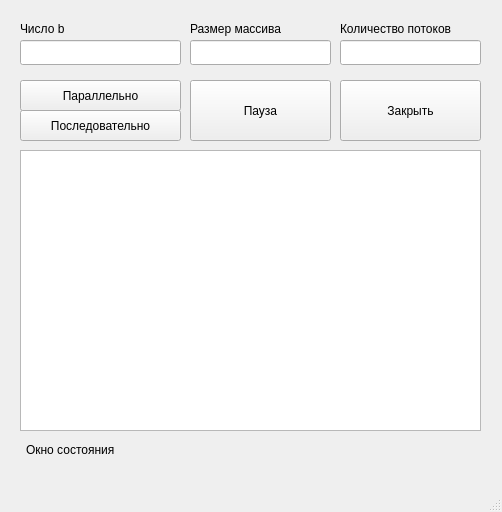
First picture: the form in mainwindow.ui, repository badl0ck/cource, before the edit.
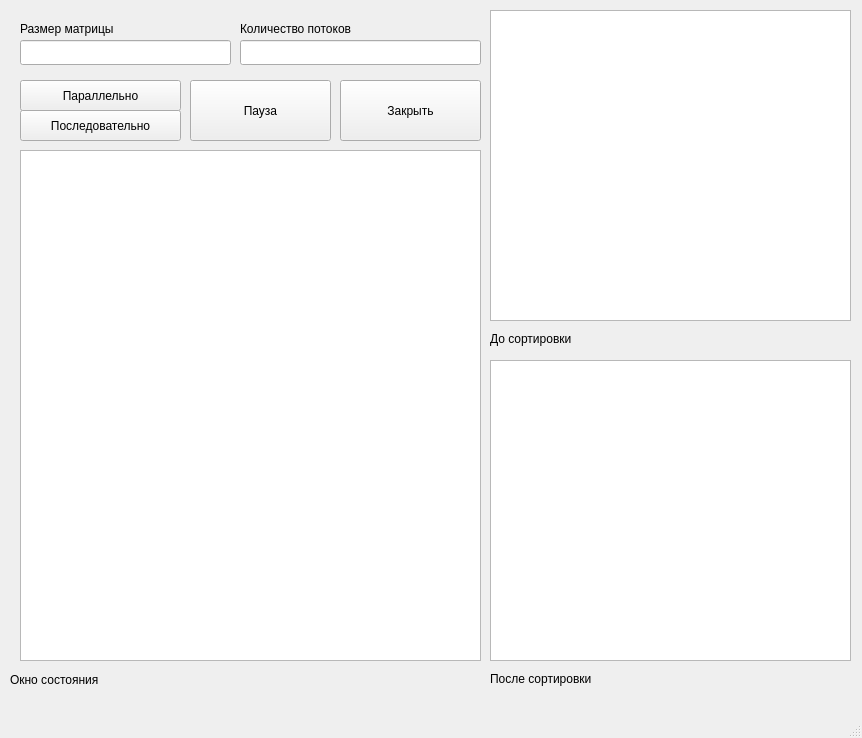
Second picture: the form after the edit.

Commit message: created new windows with sorting result output

```diff
--- a/mainwindow.ui
+++ b/mainwindow.ui
@@ -6,56 +6,33 @@
    <rect>
     <x>0</x>
     <y>0</y>
-    <width>502</width>
-    <height>512</height>
+    <width>862</width>
+    <height>738</height>
    </rect>
   </property>
   <property name="windowTitle">
    <string>MainWindow</string>
   </property>
   <widget class="QWidget" name="centralwidget">
-   <widget class="QLineEdit" name="lineEdit">
-    <property name="geometry">
-     <rect>
-      <x>20</x>
-      <y>40</y>
-      <width>161</width>
-      <height>25</height>
-     </rect>
-    </property>
-   </widget>
-   <widget class="QLabel" name="label">
-    <property name="geometry">
-     <rect>
-      <x>20</x>
-      <y>20</y>
-      <width>67</width>
-      <height>17</height>
-     </rect>
-    </property>
-    <property name="text">
-     <string>Число b</string>
-    </property>
-   </widget>
    <widget class="QLabel" name="label_2">
     <property name="geometry">
      <rect>
-      <x>190</x>
+      <x>20</x>
       <y>20</y>
-      <width>141</width>
+      <width>211</width>
       <height>17</height>
      </rect>
     </property>
     <property name="text">
-     <string>Размер массива</string>
+     <string>Размер матрицы</string>
     </property>
    </widget>
    <widget class="QLineEdit" name="lineEdit_2">
     <property name="geometry">
      <rect>
-      <x>190</x>
+      <x>20</x>
       <y>40</y>
-      <width>141</width>
+      <width>211</width>
       <height>25</height>
      </rect>
     </property>
@@ -63,9 +40,9 @@
    <widget class="QLabel" name="label_3">
     <property name="geometry">
      <rect>
-      <x>340</x>
+      <x>240</x>
       <y>20</y>
-      <width>161</width>
+      <width>231</width>
       <height>17</height>
      </rect>
     </property>
@@ -76,9 +53,9 @@
    <widget class="QLineEdit" name="lineEdit_3">
     <property name="geometry">
      <rect>
-      <x>340</x>
+      <x>240</x>
       <y>40</y>
-      <width>141</width>
+      <width>241</width>
       <height>25</height>
      </rect>
     </property>
@@ -128,15 +105,15 @@
       <x>20</x>
       <y>150</y>
       <width>461</width>
-      <height>281</height>
+      <height>511</height>
      </rect>
     </property>
    </widget>
    <widget class="QLabel" name="label_4">
     <property name="geometry">
      <rect>
-      <x>26</x>
-      <y>440</y>
+      <x>10</x>
+      <y>670</y>
       <width>451</width>
       <height>20</height>
      </rect>
@@ -158,6 +135,52 @@
      <string>Последовательно</string>
     </property>
    </widget>
+   <widget class="QListWidget" name="listBeforeSorting">
+    <property name="geometry">
+     <rect>
+      <x>490</x>
+      <y>10</y>
+      <width>361</width>
+      <height>311</height>
+     </rect>
+    </property>
+   </widget>
+   <widget class="QListWidget" name="listAfterSorting">
+    <property name="geometry">
+     <rect>
+      <x>490</x>
+      <y>360</y>
+      <width>361</width>
+      <height>301</height>
+     </rect>
+    </property>
+   </widget>
+   <widget class="QLabel" name="label">
+    <property name="geometry">
+     <rect>
+      <x>490</x>
+      <y>330</y>
+      <width>131</width>
+      <height>17</height>
+     </rect>
+    </property>
+    <property name="text">
+     <string>До сортировки</string>
+    </property>
+   </widget>
+   <widget class="QLabel" name="label_5">
+    <property name="geometry">
+     <rect>
+      <x>490</x>
+      <y>670</y>
+      <width>141</width>
+      <height>17</height>
+     </rect>
+    </property>
+    <property name="text">
+     <string>После сортировки</string>
+    </property>
+   </widget>
   </widget>
   <widget class="QMenuBar" name="menubar">
    <property name="geometry">
```
Left out of the diff: 2 changed lines with no effect on the pictures. The commit also changes 2 other files.
